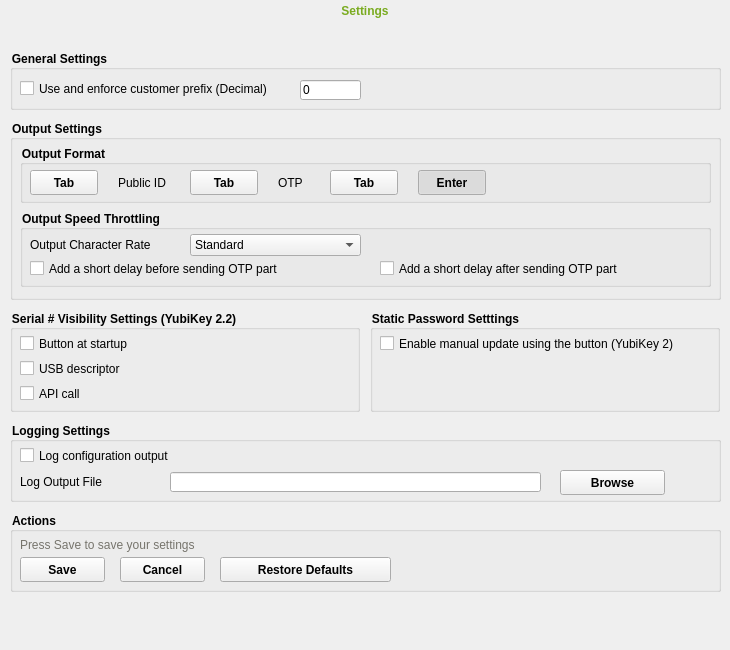
Above: src/ui/settingpage.ui from Yubico/yubikey-personalization-gui-dpkg before the change. Below: the same form after it.
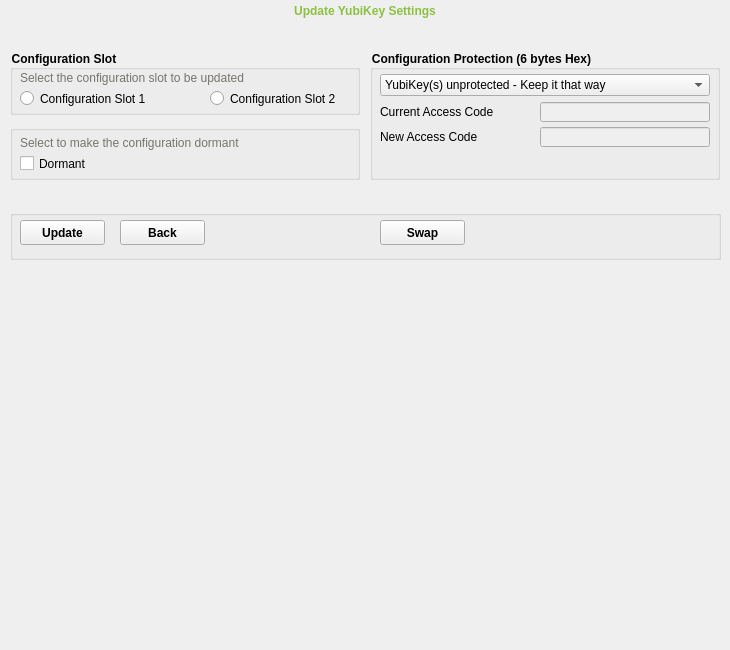
That is the form after the change. The open tabs and pages were chosen to show the change. Icons and pictures are not drawn.

```diff
--- a/src/ui/settingpage.ui
+++ b/src/ui/settingpage.ui
@@ -1,7 +1,7 @@
 <?xml version="1.0" encoding="UTF-8"?>
 <ui version="4.0">
  <class>SettingPage</class>
- <widget class="QWidget" name="SettingPage">
+ <widget class="QStackedWidget" name="SettingPage">
   <property name="geometry">
    <rect>
     <x>0</x>
@@ -23,6 +23,29 @@
    </size>
   </property>
   <property name="windowTitle">
+   <string>StackedWidget</string>
+  </property>
+  <property name="styleSheet">
+   <string notr="true">font: 11px &quot;Verdana&quot;;
+color: rgb(0, 0, 0);</string>
+  </property>
+  <property name="currentIndex">
+   <number>0</number>
+  </property>
+  <widget class="QWidget" name="basePage">
+   <property name="sizePolicy">
+    <sizepolicy hsizetype="Fixed" vsizetype="Fixed">
+     <horstretch>0</horstretch>
+     <verstretch>0</verstretch>
+    </sizepolicy>
+   </property>
+   <property name="maximumSize">
+    <size>
+     <width>730</width>
+     <height>650</height>
+    </size>
+   </property>
+   <property name="windowTitle">
    <string>Form</string>
   </property>
   <property name="styleSheet">
@@ -41,7 +64,7 @@
    <property name="styleSheet">
     <string notr="true">font: 18px &quot;Verdana&quot;;
 font-weight: bold;
-color: rgb(122, 171, 32);</string>
+color: rgb(140, 192, 65);</string>
    </property>
    <property name="text">
     <string>Settings</string>
@@ -54,9 +77,9 @@
    <property name="geometry">
     <rect>
      <x>10</x>
-     <y>50</y>
+      <y>40</y>
      <width>711</width>
-     <height>60</height>
+      <height>55</height>
     </rect>
    </property>
    <property name="styleSheet">
@@ -71,7 +94,7 @@
      <rect>
       <x>10</x>
       <y>30</y>
-      <width>271</width>
+       <width>231</width>
       <height>17</height>
      </rect>
     </property>
@@ -79,16 +102,16 @@
      <string notr="true">font-weight: normal;</string>
     </property>
     <property name="text">
-     <string>Use and enforce customer prefix (Decimal)</string>
-    </property>
-   </widget>
-   <widget class="QLineEdit" name="custPrefixTxt">
+      <string>Use and enforce customer prefix</string>
+     </property>
+    </widget>
+    <widget class="QLineEdit" name="custPrefixDecTxt">
     <property name="enabled">
      <bool>true</bool>
     </property>
     <property name="geometry">
      <rect>
-      <x>290</x>
+       <x>240</x>
       <y>30</y>
       <width>61</width>
       <height>20</height>
@@ -101,21 +124,137 @@
      <string>00000; </string>
     </property>
     <property name="text">
-     <string>0</string>
+      <string/>
     </property>
     <property name="maxLength">
      <number>5</number>
+     </property>
+     <property name="cursorPosition">
+      <number>5</number>
+     </property>
+    </widget>
+    <widget class="QLabel" name="custPrefixDecLabel">
+     <property name="geometry">
+      <rect>
+       <x>240</x>
+       <y>10</y>
+       <width>61</width>
+       <height>18</height>
+      </rect>
+     </property>
+     <property name="styleSheet">
+      <string notr="true">font-weight: normal;
+       color: rgb(118, 116, 108);</string>
+     </property>
+     <property name="text">
+      <string>Decimal</string>
+     </property>
+     <property name="alignment">
+      <set>Qt::AlignCenter</set>
+     </property>
+    </widget>
+    <widget class="QLabel" name="custPrefixModhexLabel">
+     <property name="geometry">
+      <rect>
+       <x>340</x>
+       <y>10</y>
+       <width>61</width>
+       <height>18</height>
+      </rect>
+     </property>
+     <property name="styleSheet">
+      <string notr="true">font-weight: normal;
+       color: rgb(118, 116, 108);</string>
+     </property>
+     <property name="text">
+      <string>ModHex</string>
+     </property>
+     <property name="alignment">
+      <set>Qt::AlignCenter</set>
+     </property>
+    </widget>
+    <widget class="QLineEdit" name="custPrefixModhexTxt">
+     <property name="enabled">
+      <bool>true</bool>
+     </property>
+     <property name="geometry">
+      <rect>
+       <x>340</x>
+       <y>30</y>
+       <width>61</width>
+       <height>20</height>
+      </rect>
+     </property>
+     <property name="styleSheet">
+      <string notr="true">font-weight: normal;</string>
+     </property>
+     <property name="inputMask">
+      <string/>
+     </property>
+     <property name="text">
+      <string/>
+     </property>
+     <property name="maxLength">
+      <number>32767</number>
     </property>
     <property name="cursorPosition">
      <number>0</number>
     </property>
    </widget>
+    <widget class="QLabel" name="custPrefixHexLabel">
+     <property name="geometry">
+      <rect>
+       <x>440</x>
+       <y>10</y>
+       <width>61</width>
+       <height>18</height>
+      </rect>
+     </property>
+     <property name="styleSheet">
+      <string notr="true">font-weight: normal;
+       color: rgb(118, 116, 108);</string>
+     </property>
+     <property name="text">
+      <string>Hex</string>
+     </property>
+     <property name="alignment">
+      <set>Qt::AlignCenter</set>
+     </property>
+    </widget>
+    <widget class="QLineEdit" name="custPrefixHexTxt">
+     <property name="enabled">
+      <bool>true</bool>
+     </property>
+     <property name="geometry">
+      <rect>
+       <x>440</x>
+       <y>30</y>
+       <width>61</width>
+       <height>20</height>
+      </rect>
+     </property>
+     <property name="styleSheet">
+      <string notr="true">font-weight: normal;</string>
+     </property>
+     <property name="inputMask">
+      <string>hhhh; </string>
+     </property>
+     <property name="text">
+      <string/>
+     </property>
+     <property name="maxLength">
+      <number>4</number>
+     </property>
+     <property name="cursorPosition">
+      <number>4</number>
+     </property>
+    </widget>
   </widget>
   <widget class="QGroupBox" name="loggingBox">
    <property name="geometry">
     <rect>
      <x>10</x>
-     <y>422</y>
+      <y>470</y>
      <width>711</width>
      <height>80</height>
     </rect>
@@ -221,7 +360,7 @@
    <property name="geometry">
     <rect>
      <x>10</x>
-     <y>512</y>
+      <y>550</y>
      <width>711</width>
      <height>80</height>
     </rect>
@@ -282,7 +421,7 @@
     </property>
     <property name="geometry">
      <rect>
-      <x>210</x>
+       <x>110</x>
       <y>45</y>
       <width>171</width>
       <height>25</height>
@@ -308,30 +447,20 @@
      <bool>false</bool>
     </property>
    </widget>
-   <widget class="QPushButton" name="cancelBtn">
+    <widget class="QPushButton" name="updateBtn">
+     <property name="enabled">
+      <bool>false</bool>
+     </property>
     <property name="geometry">
      <rect>
-      <x>110</x>
+       <x>550</x>
       <y>45</y>
-      <width>85</width>
-      <height>25</height>
-     </rect>
-    </property>
-    <property name="styleSheet">
-     <string notr="true">font: 12px;
-font-weight: bold;</string>
-    </property>
+       <width>105</width>
+       <height>27</height>
+      </rect>
+     </property>
     <property name="text">
-     <string>Cancel</string>
-    </property>
-    <property name="autoExclusive">
-     <bool>false</bool>
-    </property>
-    <property name="default">
-     <bool>false</bool>
-    </property>
-    <property name="flat">
-     <bool>false</bool>
+      <string>Update</string>
     </property>
    </widget>
   </widget>
@@ -339,9 +468,9 @@
    <property name="geometry">
     <rect>
      <x>10</x>
-     <y>120</y>
+      <y>105</y>
      <width>711</width>
-     <height>180</height>
+      <height>165</height>
     </rect>
    </property>
    <property name="styleSheet">
@@ -569,9 +698,9 @@
     <property name="geometry">
      <rect>
       <x>10</x>
-      <y>90</y>
+       <y>85</y>
       <width>691</width>
-      <height>77</height>
+       <height>70</height>
      </rect>
     </property>
     <property name="styleSheet">
@@ -717,9 +846,9 @@
    <property name="geometry">
     <rect>
      <x>10</x>
-     <y>310</y>
+      <y>275</y>
      <width>350</width>
-     <height>102</height>
+      <height>100</height>
     </rect>
    </property>
    <property name="styleSheet">
@@ -780,7 +909,7 @@
    <widget class="QPushButton" name="srVisibilityHelpBtn">
     <property name="geometry">
      <rect>
-      <x>325</x>
+       <x>275</x>
       <y>0</y>
       <width>16</width>
       <height>16</height>
@@ -825,9 +954,9 @@
    <property name="geometry">
     <rect>
      <x>370</x>
-     <y>310</y>
+      <y>275</y>
      <width>350</width>
-     <height>102</height>
+      <height>50</height>
     </rect>
    </property>
    <property name="styleSheet">
@@ -853,6 +982,654 @@
      <string>Enable manual update using the button (YubiKey 2)</string>
     </property>
    </widget>
+    <widget class="QPushButton" name="manUpdateHelpBtn">
+     <property name="geometry">
+      <rect>
+       <x>315</x>
+       <y>0</y>
+       <width>16</width>
+       <height>16</height>
+      </rect>
+     </property>
+     <property name="sizePolicy">
+      <sizepolicy hsizetype="Ignored" vsizetype="Ignored">
+       <horstretch>0</horstretch>
+       <verstretch>0</verstretch>
+      </sizepolicy>
+     </property>
+     <property name="cursor">
+      <cursorShape>PointingHandCursor</cursorShape>
+     </property>
+     <property name="contextMenuPolicy">
+      <enum>Qt::DefaultContextMenu</enum>
+     </property>
+     <property name="layoutDirection">
+      <enum>Qt::LeftToRight</enum>
+     </property>
+     <property name="autoFillBackground">
+      <bool>false</bool>
+     </property>
+     <property name="styleSheet">
+      <string notr="true">background-image: url(:/res/images/question.png);
+color: lightgray;
+border-radius: 10px;
+</string>
+     </property>
+     <property name="text">
+      <string/>
+     </property>
+     <property name="autoDefault">
+      <bool>false</bool>
+     </property>
+     <property name="default">
+      <bool>false</bool>
+     </property>
+    </widget>
+   </widget>
+   <widget class="QGroupBox" name="UpdateBox">
+    <property name="geometry">
+     <rect>
+      <x>370</x>
+      <y>380</y>
+      <width>350</width>
+      <height>50</height>
+     </rect>
+    </property>
+    <property name="styleSheet">
+     <string notr="true">font-weight: bold;
+</string>
+    </property>
+    <property name="title">
+     <string>Update Settings (YubiKey 2.3)</string>
+    </property>
+    <widget class="QCheckBox" name="updateCheck">
+     <property name="geometry">
+      <rect>
+       <x>10</x>
+       <y>25</y>
+       <width>331</width>
+       <height>17</height>
+      </rect>
+     </property>
+     <property name="styleSheet">
+      <string notr="true">font-weight: normal;</string>
+     </property>
+     <property name="text">
+      <string>Enable updating of YubiKey configuration</string>
+     </property>
+    </widget>
+    <widget class="QPushButton" name="updateHelpBtn">
+     <property name="geometry">
+      <rect>
+       <x>315</x>
+       <y>0</y>
+       <width>16</width>
+       <height>16</height>
+      </rect>
+     </property>
+     <property name="sizePolicy">
+      <sizepolicy hsizetype="Ignored" vsizetype="Ignored">
+       <horstretch>0</horstretch>
+       <verstretch>0</verstretch>
+      </sizepolicy>
+     </property>
+     <property name="cursor">
+      <cursorShape>PointingHandCursor</cursorShape>
+     </property>
+     <property name="contextMenuPolicy">
+      <enum>Qt::DefaultContextMenu</enum>
+     </property>
+     <property name="layoutDirection">
+      <enum>Qt::LeftToRight</enum>
+     </property>
+     <property name="autoFillBackground">
+      <bool>false</bool>
+     </property>
+     <property name="styleSheet">
+      <string notr="true">background-image: url(:/res/images/question.png);
+color: lightgray;
+border-radius: 10px;
+</string>
+     </property>
+     <property name="text">
+      <string/>
+     </property>
+     <property name="autoDefault">
+      <bool>false</bool>
+     </property>
+     <property name="default">
+      <bool>false</bool>
+     </property>
+    </widget>
+   </widget>
+   <widget class="QGroupBox" name="ExtendedBox">
+    <property name="geometry">
+     <rect>
+      <x>10</x>
+      <y>380</y>
+      <width>350</width>
+      <height>75</height>
+     </rect>
+    </property>
+    <property name="styleSheet">
+     <string notr="true">font-weight: bold;
+</string>
+    </property>
+    <property name="title">
+     <string>Extended Settings (YubiKey 2.3)</string>
+    </property>
+    <widget class="QCheckBox" name="useNumericKeypadCheck">
+     <property name="geometry">
+      <rect>
+       <x>10</x>
+       <y>25</y>
+       <width>331</width>
+       <height>17</height>
+      </rect>
+     </property>
+     <property name="styleSheet">
+      <string notr="true">font-weight: normal;</string>
+     </property>
+     <property name="text">
+      <string>Use numeric keypad for digits</string>
+     </property>
+    </widget>
+    <widget class="QCheckBox" name="fastTrigCheck">
+     <property name="geometry">
+      <rect>
+       <x>10</x>
+       <y>50</y>
+       <width>331</width>
+       <height>17</height>
+      </rect>
+     </property>
+     <property name="styleSheet">
+      <string notr="true">font-weight: normal;</string>
+     </property>
+     <property name="text">
+      <string>Use fast triggering if only slot 1 is programmed</string>
+     </property>
+    </widget>
+   </widget>
+  </widget>
+  <widget class="QWidget" name="updatePage">
+   <property name="sizePolicy">
+    <sizepolicy hsizetype="Fixed" vsizetype="Fixed">
+     <horstretch>0</horstretch>
+     <verstretch>0</verstretch>
+    </sizepolicy>
+   </property>
+   <widget class="QLabel" name="updateHeadingLabel">
+    <property name="geometry">
+     <rect>
+      <x>10</x>
+      <y>0</y>
+      <width>710</width>
+      <height>22</height>
+     </rect>
+    </property>
+    <property name="styleSheet">
+     <string notr="true">font: 18px &quot;Verdana&quot;;
+font-weight: bold;
+color: rgb(140, 192, 65);</string>
+    </property>
+    <property name="text">
+     <string>Update YubiKey Settings</string>
+    </property>
+    <property name="alignment">
+     <set>Qt::AlignCenter</set>
+    </property>
+   </widget>
+   <widget class="QGroupBox" name="updateActionsBox">
+    <property name="geometry">
+     <rect>
+      <x>10</x>
+      <y>210</y>
+      <width>711</width>
+      <height>50</height>
+     </rect>
+    </property>
+    <property name="styleSheet">
+     <string notr="true">font-weight: bold;</string>
+    </property>
+    <property name="title">
+     <string/>
+    </property>
+    <widget class="QPushButton" name="doUpdateBtn">
+     <property name="geometry">
+      <rect>
+       <x>10</x>
+       <y>10</y>
+       <width>85</width>
+       <height>25</height>
+      </rect>
+     </property>
+     <property name="styleSheet">
+      <string notr="true">font: 12px;
+font-weight: bold;</string>
+     </property>
+     <property name="text">
+      <string>Update</string>
+     </property>
+     <property name="autoExclusive">
+      <bool>false</bool>
+     </property>
+     <property name="default">
+      <bool>false</bool>
+     </property>
+     <property name="flat">
+      <bool>false</bool>
+     </property>
+    </widget>
+    <widget class="QPushButton" name="updateBackBtn">
+     <property name="enabled">
+      <bool>true</bool>
+     </property>
+     <property name="geometry">
+      <rect>
+       <x>110</x>
+       <y>10</y>
+       <width>85</width>
+       <height>25</height>
+      </rect>
+     </property>
+     <property name="whatsThis">
+      <string/>
+     </property>
+     <property name="styleSheet">
+      <string notr="true">font: 12px;
+font-weight: bold;</string>
+     </property>
+     <property name="text">
+      <string>Back</string>
+     </property>
+     <property name="autoExclusive">
+      <bool>false</bool>
+     </property>
+     <property name="default">
+      <bool>false</bool>
+     </property>
+     <property name="flat">
+      <bool>false</bool>
+     </property>
+    </widget>
+    <widget class="QPushButton" name="swapBtn">
+     <property name="geometry">
+      <rect>
+       <x>370</x>
+       <y>10</y>
+       <width>85</width>
+       <height>25</height>
+      </rect>
+     </property>
+     <property name="styleSheet">
+      <string notr="true">font: 12px;
+font-weight: bold;</string>
+     </property>
+     <property name="text">
+      <string>Swap</string>
+     </property>
+     <property name="autoExclusive">
+      <bool>false</bool>
+     </property>
+     <property name="default">
+      <bool>false</bool>
+     </property>
+     <property name="flat">
+      <bool>false</bool>
+     </property>
+    </widget>
+    <widget class="QPushButton" name="swapHelpBtn">
+     <property name="geometry">
+      <rect>
+       <x>465</x>
+       <y>14</y>
+       <width>16</width>
+       <height>16</height>
+      </rect>
+     </property>
+     <property name="sizePolicy">
+      <sizepolicy hsizetype="Ignored" vsizetype="Ignored">
+       <horstretch>0</horstretch>
+       <verstretch>0</verstretch>
+      </sizepolicy>
+     </property>
+     <property name="cursor">
+      <cursorShape>PointingHandCursor</cursorShape>
+     </property>
+     <property name="contextMenuPolicy">
+      <enum>Qt::DefaultContextMenu</enum>
+     </property>
+     <property name="layoutDirection">
+      <enum>Qt::LeftToRight</enum>
+     </property>
+     <property name="autoFillBackground">
+      <bool>false</bool>
+     </property>
+     <property name="styleSheet">
+      <string notr="true">background-image: url(:/res/images/question.png);
+color: lightgray;
+border-radius: 10px;
+</string>
+     </property>
+     <property name="text">
+      <string/>
+     </property>
+     <property name="autoDefault">
+      <bool>false</bool>
+     </property>
+     <property name="default">
+      <bool>false</bool>
+     </property>
+    </widget>
+   </widget>
+   <widget class="QGroupBox" name="slotGroupBox">
+    <property name="geometry">
+     <rect>
+      <x>10</x>
+      <y>50</y>
+      <width>350</width>
+      <height>65</height>
+     </rect>
+    </property>
+    <property name="styleSheet">
+     <string notr="true">font-weight: bold;
+</string>
+    </property>
+    <property name="title">
+     <string>Configuration Slot</string>
+    </property>
+    <widget class="QLabel" name="updateSlotLabel">
+     <property name="geometry">
+      <rect>
+       <x>10</x>
+       <y>20</y>
+       <width>321</width>
+       <height>16</height>
+      </rect>
+     </property>
+     <property name="styleSheet">
+      <string notr="true">font-weight: normal;
+color: rgb(118, 116, 108);</string>
+     </property>
+     <property name="text">
+      <string>Select the configuration slot to be updated</string>
+     </property>
+    </widget>
+    <widget class="QRadioButton" name="updateSlot1Radio">
+     <property name="geometry">
+      <rect>
+       <x>10</x>
+       <y>40</y>
+       <width>151</width>
+       <height>17</height>
+      </rect>
+     </property>
+     <property name="styleSheet">
+      <string notr="true">font-weight: normal;</string>
+     </property>
+     <property name="text">
+      <string>Configuration Slot 1</string>
+     </property>
+     <property name="checkable">
+      <bool>true</bool>
+     </property>
+     <property name="checked">
+      <bool>false</bool>
+     </property>
+    </widget>
+    <widget class="QRadioButton" name="updateSlot2Radio">
+     <property name="geometry">
+      <rect>
+       <x>200</x>
+       <y>40</y>
+       <width>151</width>
+       <height>17</height>
+      </rect>
+     </property>
+     <property name="styleSheet">
+      <string notr="true">font-weight: normal;</string>
+     </property>
+     <property name="text">
+      <string>Configuration Slot 2</string>
+     </property>
+    </widget>
+   </widget>
+   <widget class="QGroupBox" name="dormantGroupBox">
+    <property name="geometry">
+     <rect>
+      <x>10</x>
+      <y>125</y>
+      <width>350</width>
+      <height>55</height>
+     </rect>
+    </property>
+    <widget class="QLabel" name="updateDormantLabel">
+     <property name="geometry">
+      <rect>
+       <x>10</x>
+       <y>10</y>
+       <width>321</width>
+       <height>16</height>
+      </rect>
+     </property>
+     <property name="styleSheet">
+      <string notr="true">font-weight: normal;
+color: rgb(118, 116, 108);</string>
+     </property>
+     <property name="text">
+      <string>Select to make the configuration dormant</string>
+     </property>
+    </widget>
+    <widget class="QCheckBox" name="updateDormantCheck">
+     <property name="geometry">
+      <rect>
+       <x>10</x>
+       <y>30</y>
+       <width>151</width>
+       <height>17</height>
+      </rect>
+     </property>
+     <property name="styleSheet">
+      <string notr="true">font-weight: normal;</string>
+     </property>
+     <property name="text">
+      <string>Dormant</string>
+     </property>
+    </widget>
+   </widget>
+   <widget class="QGroupBox" name="configProtectionBox">
+    <property name="geometry">
+     <rect>
+      <x>370</x>
+      <y>50</y>
+      <width>350</width>
+      <height>130</height>
+     </rect>
+    </property>
+    <property name="styleSheet">
+     <string notr="true">font-weight: bold;
+</string>
+    </property>
+    <property name="title">
+     <string>Configuration Protection (6 bytes Hex)</string>
+    </property>
+    <widget class="QComboBox" name="configProtectionCombo">
+     <property name="geometry">
+      <rect>
+       <x>10</x>
+       <y>24</y>
+       <width>330</width>
+       <height>22</height>
+      </rect>
+     </property>
+     <property name="styleSheet">
+      <string notr="true">font-weight: normal;</string>
+     </property>
+     <item>
+      <property name="text">
+       <string>YubiKey(s) unprotected - Keep it that way</string>
+      </property>
+     </item>
+     <item>
+      <property name="text">
+       <string>YubiKey(s) unprotected - Enable protection</string>
+      </property>
+     </item>
+     <item>
+      <property name="text">
+       <string>YubiKey(s) protected - Disable protection</string>
+      </property>
+     </item>
+     <item>
+      <property name="text">
+       <string>YubiKey(s) protected - Keep it that way</string>
+      </property>
+     </item>
+     <item>
+      <property name="text">
+       <string>YubiKey(s) protected - Change access code</string>
+      </property>
+     </item>
+    </widget>
+    <widget class="QLineEdit" name="currentAccessCodeTxt">
+     <property name="enabled">
+      <bool>false</bool>
+     </property>
+     <property name="geometry">
+      <rect>
+       <x>170</x>
+       <y>52</y>
+       <width>170</width>
+       <height>20</height>
+      </rect>
+     </property>
+     <property name="styleSheet">
+      <string notr="true">font-weight: normal;</string>
+     </property>
+     <property name="inputMask">
+      <string>hh hh hh hh hh hh; </string>
+     </property>
+     <property name="text">
+      <string>     </string>
+     </property>
+     <property name="maxLength">
+      <number>17</number>
+     </property>
+     <property name="cursorPosition">
+      <number>17</number>
+     </property>
+    </widget>
+    <widget class="QLabel" name="currentAccessCodeLbl">
+     <property name="geometry">
+      <rect>
+       <x>10</x>
+       <y>52</y>
+       <width>141</width>
+       <height>20</height>
+      </rect>
+     </property>
+     <property name="styleSheet">
+      <string notr="true">font-weight:normal;</string>
+     </property>
+     <property name="text">
+      <string>Current Access Code</string>
+     </property>
+    </widget>
+    <widget class="QLabel" name="newAccessCodeLbl">
+     <property name="geometry">
+      <rect>
+       <x>10</x>
+       <y>77</y>
+       <width>141</width>
+       <height>20</height>
+      </rect>
+     </property>
+     <property name="styleSheet">
+      <string notr="true">font-weight:normal;</string>
+     </property>
+     <property name="text">
+      <string>New Access Code</string>
+     </property>
+    </widget>
+    <widget class="QLineEdit" name="newAccessCodeTxt">
+     <property name="enabled">
+      <bool>false</bool>
+     </property>
+     <property name="geometry">
+      <rect>
+       <x>170</x>
+       <y>77</y>
+       <width>170</width>
+       <height>20</height>
+      </rect>
+     </property>
+     <property name="sizePolicy">
+      <sizepolicy hsizetype="Fixed" vsizetype="Fixed">
+       <horstretch>0</horstretch>
+       <verstretch>0</verstretch>
+      </sizepolicy>
+     </property>
+     <property name="styleSheet">
+      <string notr="true">font-weight: normal;</string>
+     </property>
+     <property name="inputMask">
+      <string>hh hh hh hh hh hh; </string>
+     </property>
+     <property name="text">
+      <string>     </string>
+     </property>
+     <property name="maxLength">
+      <number>17</number>
+     </property>
+     <property name="cursorPosition">
+      <number>17</number>
+     </property>
+    </widget>
+    <widget class="QPushButton" name="configProtectionHelpBtn">
+     <property name="geometry">
+      <rect>
+       <x>325</x>
+       <y>0</y>
+       <width>16</width>
+       <height>16</height>
+      </rect>
+     </property>
+     <property name="sizePolicy">
+      <sizepolicy hsizetype="Ignored" vsizetype="Ignored">
+       <horstretch>0</horstretch>
+       <verstretch>0</verstretch>
+      </sizepolicy>
+     </property>
+     <property name="cursor">
+      <cursorShape>PointingHandCursor</cursorShape>
+     </property>
+     <property name="contextMenuPolicy">
+      <enum>Qt::DefaultContextMenu</enum>
+     </property>
+     <property name="layoutDirection">
+      <enum>Qt::LeftToRight</enum>
+     </property>
+     <property name="autoFillBackground">
+      <bool>false</bool>
+     </property>
+     <property name="styleSheet">
+      <string notr="true">background-image: url(:/res/images/question.png);
+color: lightgray;
+border-radius: 10px;
+</string>
+     </property>
+     <property name="text">
+      <string/>
+     </property>
+     <property name="autoDefault">
+      <bool>false</bool>
+     </property>
+     <property name="default">
+      <bool>false</bool>
+     </property>
+    </widget>
+   </widget>
   </widget>
  </widget>
  <tabstops>
```
Left out of the diff: 5 changed lines with no effect on the pictures. Lines whose indentation alone changed are shown as unchanged.
